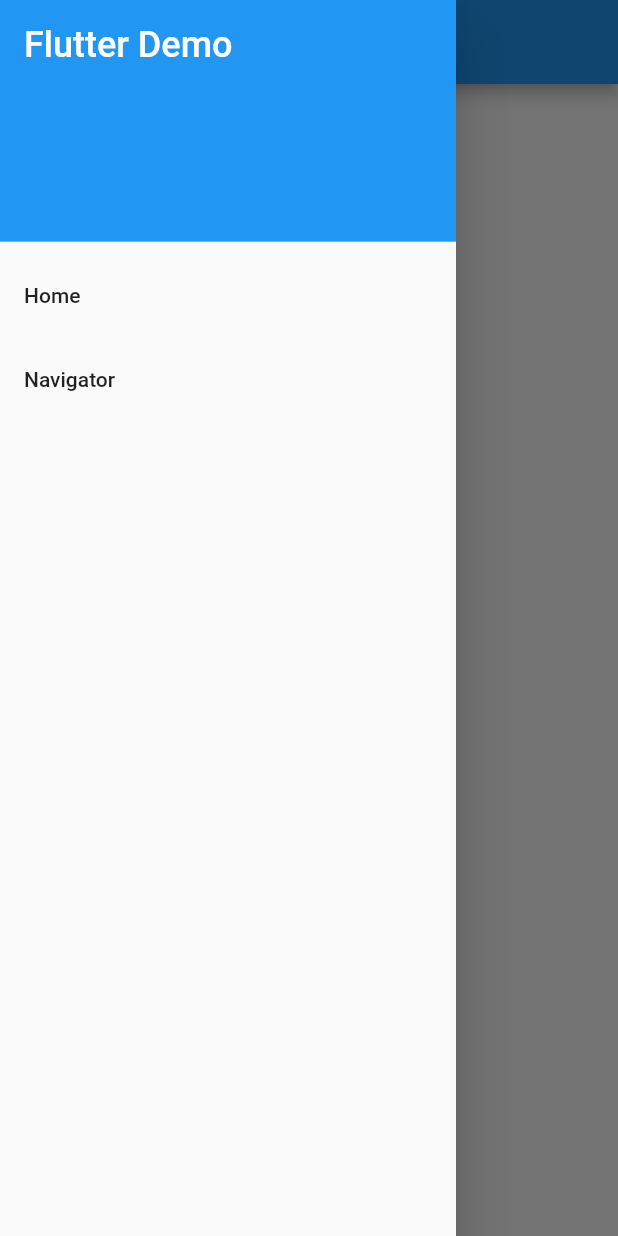
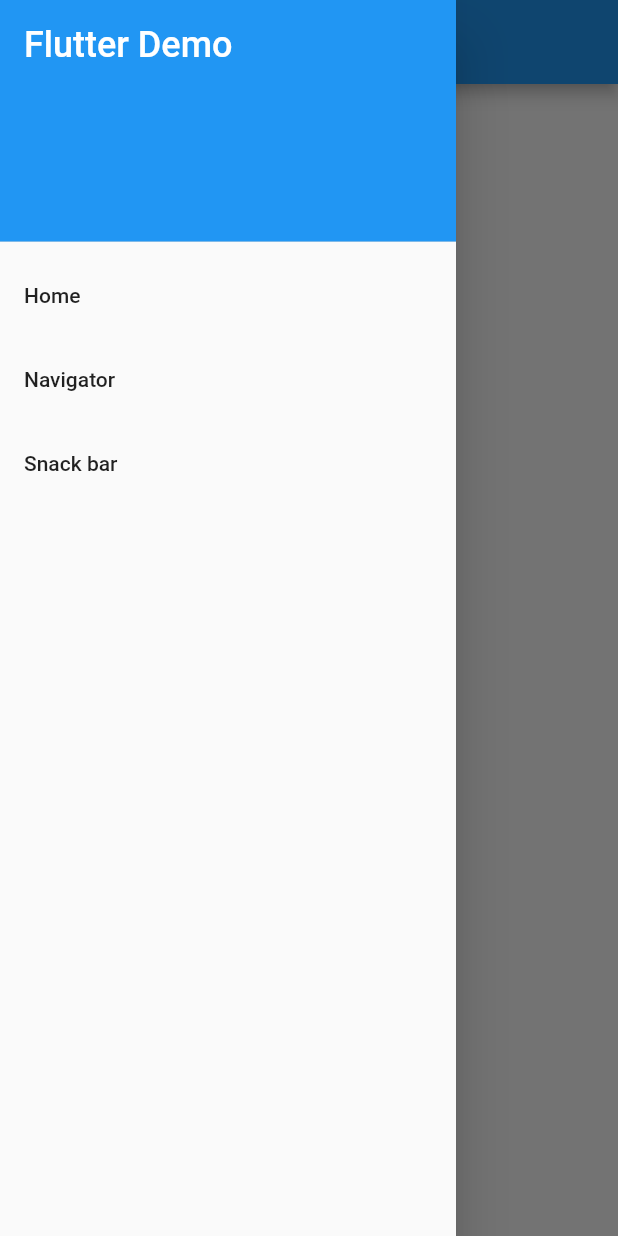
Before and after one commit to greendrop/flutter_app_sample, a Flutter app: the NavigatorPage screen opened by its route, with the side drawer open, on a phone screen of 412 x 824 dp. Run offline on Flutter 3.47's test engine with Material 2 defaults, Android fonts, the phone set to English and light mode, and no system bars.

Commit message:
add snack bar

```diff
--- a/lib/components/organisms/DrawerContent.dart
+++ b/lib/components/organisms/DrawerContent.dart
@@ -30,6 +30,12 @@ class DrawerContent extends StatelessWidget {
               Navigator.of(context).pushReplacementNamed('/navigator');
             },
           ),
+          ListTile(
+            title: Text('Snack bar'),
+            onTap: () {
+              Navigator.of(context).pushReplacementNamed('/snack_bar');
+            },
+          ),
         ],
       ),
     );
--- a/lib/main.dart
+++ b/lib/main.dart
@@ -2,6 +2,7 @@ import 'package:flutter/material.dart';
 import 'package:provider/provider.dart';
 import './components/pages/HomePage.dart';
 import './components/pages/NavigatorPage.dart';
+import './components/pages/SnackBarPage.dart';
 import './change_notifiers/count_change_notifier.dart';
 
 void main() {
@@ -31,6 +32,7 @@ class MyApp extends StatelessWidget {
       routes: <String, WidgetBuilder> {
         '/': (BuildContext context) => HomePage(),
         '/navigator': (BuildContext context) => NavigatorPage(),
+        '/snack_bar': (BuildContext context) => SnackBarPage(),
       }
     );
   }
```
Also changed, not shown: lib/components/organisms/SnackBarBody.dart (added, +23 -0 lines), lib/components/pages/SnackBarPage.dart (added, +18 -0 lines).
